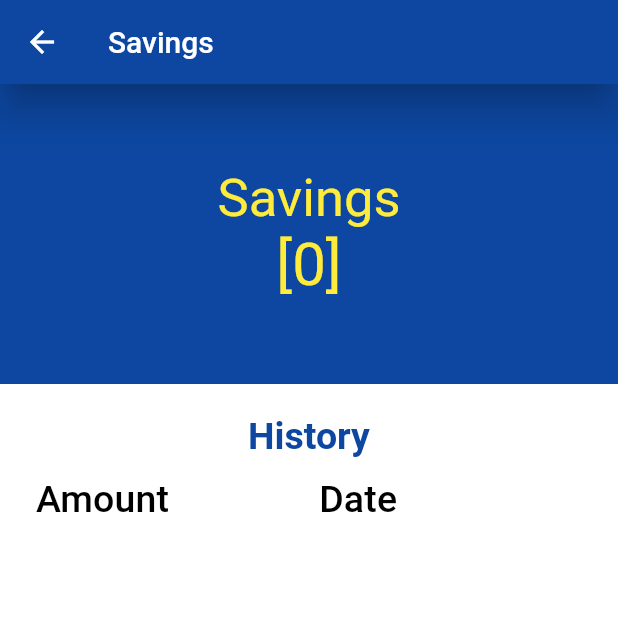
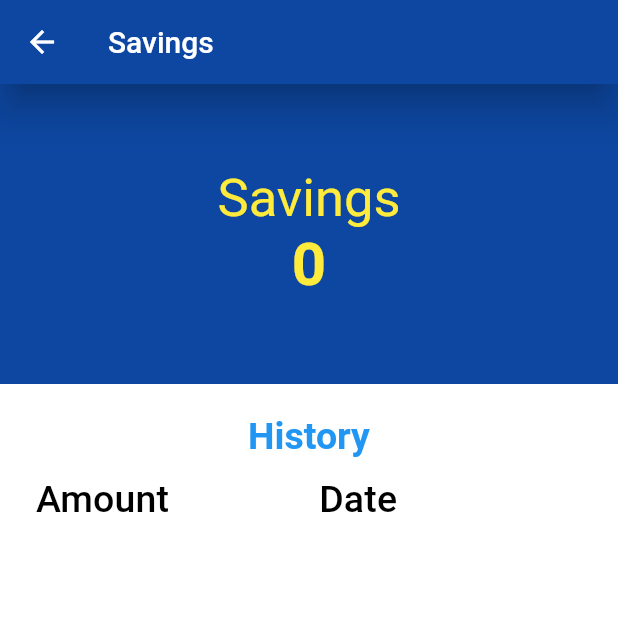
Before and after one commit to Miraii133/Save_me, a Flutter app: the SavingsMainMenu screen opened directly, on a phone screen of 412 x 824 dp, the top half of it. Run offline on Flutter 3.47's test engine with Material 2 defaults, Android fonts, the phone set to English and light mode, and no system bars.

Commit message:
add: const to history Text widget.

```diff
--- a/lib/routes/savings_main_menu.dart
+++ b/lib/routes/savings_main_menu.dart
@@ -52,13 +52,28 @@ class _SavingsMainMenuState extends State<SavingsMainMenu> {
                       future: Future.wait([_getTotalSavings()]),
                       builder: (context,
                           // AsyncSnapshot just enables indexes
-                          // for
+                          // for multiple widgets
                           AsyncSnapshot<List<dynamic>> snapshot) {
                         if (snapshot.connectionState == ConnectionState.done) {
+                          String newSnapshotData = "";
+
+                          // removes [ and ] when snapshot.data
+                          // is received from _getTotalSavings()
+                          // snapshot.data will automatically have
+                          // [ and ], condition removes it.
+                          if (snapshot.data.toString().contains("[") ||
+                              snapshot.data.toString().contains("]")) {
+                            newSnapshotData =
+                                snapshot.data.toString().replaceAll("[", "");
+                            newSnapshotData =
+                                newSnapshotData.replaceAll("]", "");
+                          }
                           return Text(
-                            '${snapshot.data}',
-                            style:
-                                TextStyle(fontSize: 40, color: Colors.yellow),
+                            newSnapshotData,
+                            style: const TextStyle(
+                                fontSize: 40,
+                                fontWeight: FontWeight.bold,
+                                color: Colors.yellow),
                           );
                         } else {
                           // A Widget to show while the value loads
@@ -66,12 +81,6 @@ class _SavingsMainMenuState extends State<SavingsMainMenu> {
                         }
                       },
                     )
-
-                    /*Text("$budget",
-                        style: const TextStyle(
-                            fontSize: 40,
-                            fontWeight: FontWeight.bold,
-                            color: Colors.yellow)),*/
                   ],
                 ),
               ),
@@ -79,12 +88,12 @@ class _SavingsMainMenuState extends State<SavingsMainMenu> {
             SizedBox(
               height: 20,
             ),
-            Center(
+            const Center(
               child: Text(
                 "History",
                 style: TextStyle(
                     fontSize: 25,
-                    color: Colors.blue[900],
+                    color: Colors.blue,
                     fontWeight: FontWeight.bold),
               ),
             ),
@@ -154,7 +163,6 @@ class _SavingsMainMenuState extends State<SavingsMainMenu> {
     } catch (e) {
       print("Couldn't read file");
     }
-
     // returns a future value of listOfData asynchronously
     // once entire method is finished
     return dataFromString;
@@ -165,14 +173,12 @@ class _SavingsMainMenuState extends State<SavingsMainMenu> {
         columnSpacing: 100,
         columns: _createColumns(),
         rows: await _createRows());
-
-    // await _createRows())
   }
 
   List<DataColumn> _createColumns() {
     return [
-      DataColumn(label: Text('Amount', style: TextStyle(fontSize: 25))),
-      DataColumn(label: Text('Date', style: TextStyle(fontSize: 25))),
+      const DataColumn(label: Text('Amount', style: TextStyle(fontSize: 25))),
+      const DataColumn(label: Text('Date', style: TextStyle(fontSize: 25))),
     ];
   }
 
@@ -190,7 +196,6 @@ class _SavingsMainMenuState extends State<SavingsMainMenu> {
                 setState(() {
                   i--;
                   int cellIndex = i;
-
                   _changeTableData(list, newValue, cellIndex);
                 });
               },
```
